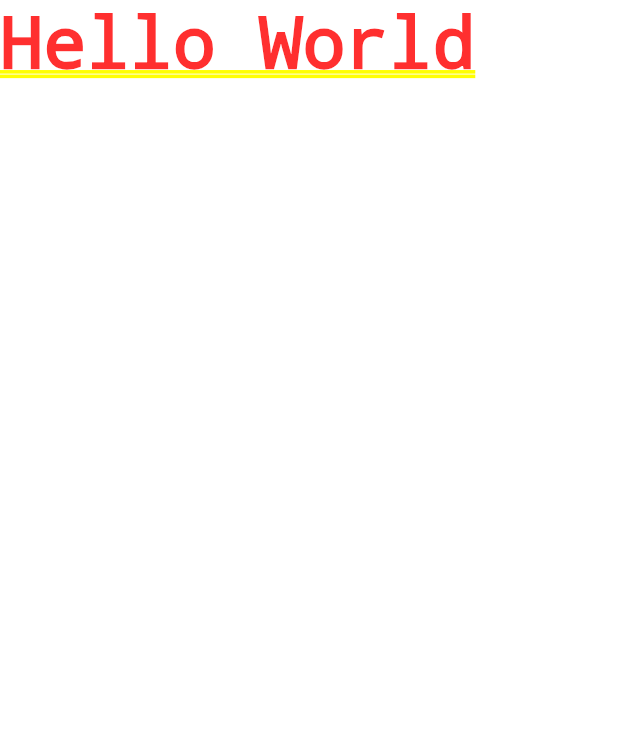
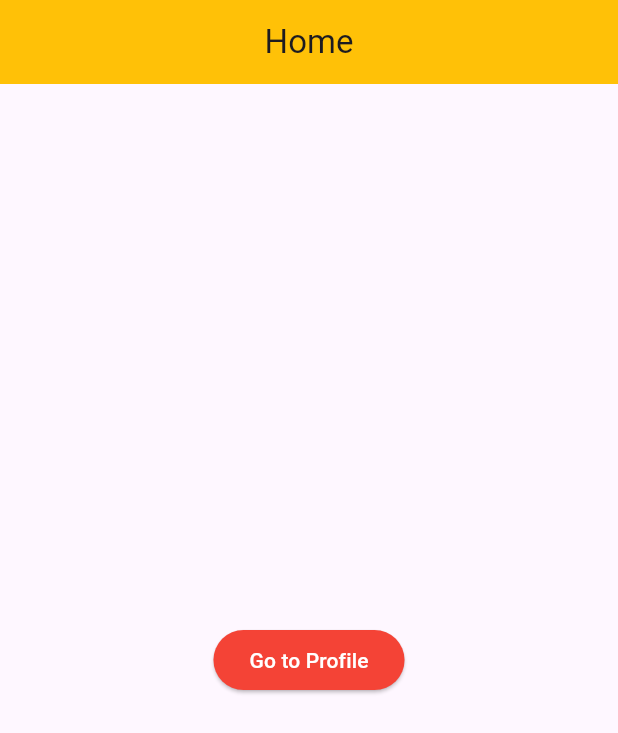
Before and after one commit to wahiduzzamanbappy/live_class_projects, a Flutter app: the screen it shows after launch, on a phone screen of 412 x 824 dp. Shown: the top 733 px of the screen. Run offline on Flutter 3.47's test engine with Material 3 defaults, Android fonts, the light colour scheme and no system bars.

Commit message:
Code added

```diff
--- a/lib/main.dart
+++ b/lib/main.dart
@@ -7,12 +7,111 @@ void main() {
 class MyApp extends StatelessWidget {
   const MyApp({super.key});
 
+  // This widget is the root of your application.
   @override
   Widget build(BuildContext context) {
-    return const MaterialApp(
-      home: Text(
-        'Hello World'
+    return MaterialApp(
+      debugShowCheckedModeBanner: false,
+      title: 'Flutter Demo',
+      theme: ThemeData(
+        colorScheme: ColorScheme.fromSeed(seedColor: Colors.deepPurple),
+        useMaterial3: true,
+        appBarTheme: const AppBarTheme(
+          backgroundColor: Colors.amber,
+        ),
+        elevatedButtonTheme: ElevatedButtonThemeData(
+          style: ElevatedButton.styleFrom(
+            backgroundColor: Colors.red,
+            foregroundColor: Colors.white,
+          ),
+        ),
+        inputDecorationTheme: const InputDecorationTheme(),
+      ),
+      home: const MyHomePage(),
+    );
+  }
+}
+
+class MyHomePage extends StatelessWidget {
+  const MyHomePage({super.key});
+
+  @override
+  Widget build(BuildContext context) {
+    return Scaffold(
+      appBar: AppBar(
+        title: const Text('Home'),
+        centerTitle: true,
+      ),
+      body: Center(
+        child: Column(
+          crossAxisAlignment: CrossAxisAlignment.center,
+          mainAxisAlignment: MainAxisAlignment.center,
+          children: [
+            ElevatedButton(
+              onPressed: () {
+                Navigator.push(
+                  context,
+                  MaterialPageRoute(builder: (context) => const Profile()),
+                );
+              },
+              child: const Text('Go to Profile'),
+            ),
+          ],
+        ),
       ),
     );
   }
 }
+
+class Profile extends StatelessWidget {
+  const Profile({super.key});
+
+  @override
+  Widget build(BuildContext context) {
+    return Scaffold(
+      appBar: AppBar(
+        title: const Text('Profile'),
+      ),
+      body: Center(
+        child: Column(
+          crossAxisAlignment: CrossAxisAlignment.center,
+          mainAxisAlignment: MainAxisAlignment.center,
+          children: [
+            ElevatedButton(
+              onPressed: () {
+                Navigator.pushReplacement(
+                  context,
+                  MaterialPageRoute(
+                    builder: (context) => const Settings(),
+                  ),
+                );
+              },
+              child: const Text('Go to Settings'),
+            ),
+          ],
+        ),
+      ),
+    );
+  }
+}
+
+class Settings extends StatelessWidget {
+  const Settings({super.key});
+
+  @override
+  Widget build(BuildContext context) {
+    return Scaffold(
+      appBar: AppBar(
+        title: const Text('Settings'),
+      ),
+      body: Column(
+        children: [
+          ElevatedButton(
+            onPressed: () {},
+            child: const Text('Home'),
+          ),
+        ],
+      ),
+    );
+  }
+}
```
Also changed, not shown: 3 other files.
